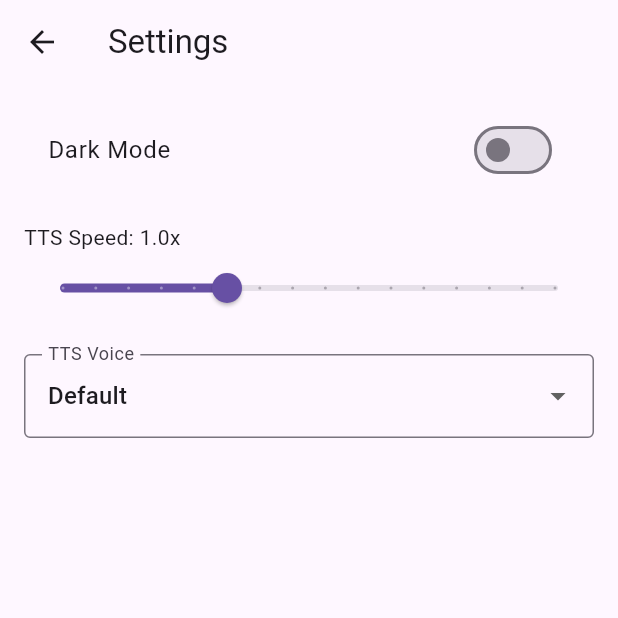
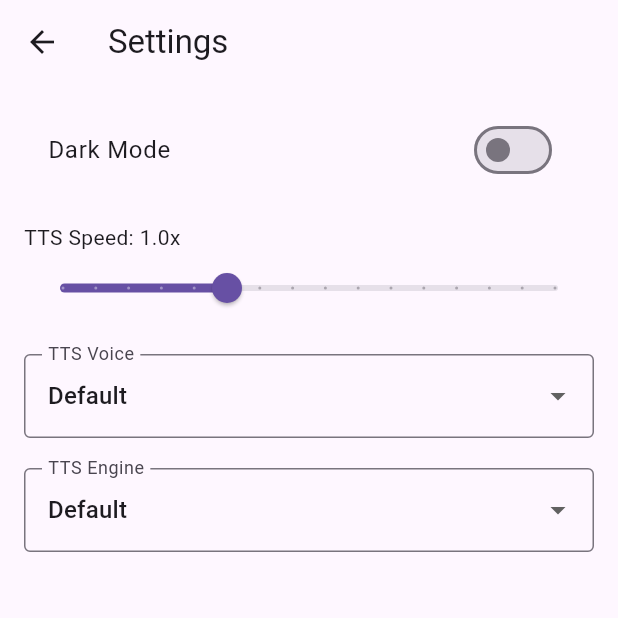
Before and after one commit to 700zx1/Squeak, a Flutter app: the screen it shows after launch, after a tap on the "settings" icon, on a phone screen of 412 x 824 dp, the top half of it. Run offline on Flutter 3.47's test engine with Material 3 defaults, Android fonts, the light colour scheme and no system bars; our stand-ins replace file_picker, flutter_tts, share_plus; missing offline and left inert: epubx, google_mlkit_text_recognition, read_pdf_text.

Commit message:
Fixed TTS engine choice dropdown.  Only 1 option for now.

```diff
--- a/lib/screens/home_screen.dart
+++ b/lib/screens/home_screen.dart
@@ -27,6 +27,7 @@ class _HomeScreenState extends State<HomeScreen> {
 
   double _ttsSpeed = 1.0;
   String _ttsVoice = 'Default';
+  String _ttsEngine = 'Default';
 
   Future<void> _pickAndParseFile() async {
     setState(() {
@@ -109,6 +110,13 @@ class _HomeScreenState extends State<HomeScreen> {
     TTSService.setVoice(value);
   }
 
+  void _onTtsEngineChanged(String value) {
+    setState(() {
+      _ttsEngine = value;
+    });
+    TTSService.setEngine(value);
+  }
+
   @override
   Widget build(BuildContext context) {
     return Scaffold(
@@ -135,9 +143,11 @@ class _HomeScreenState extends State<HomeScreen> {
                     isDarkMode: widget.isDarkMode,
                     ttsSpeed: _ttsSpeed,
                     ttsVoice: _ttsVoice,
+                    ttsEngine: _ttsEngine, // Pass the ttsEngine here
                     onThemeChanged: _onThemeChanged,
                     onTtsSpeedChanged: _onTtsSpeedChanged,
                     onTtsVoiceChanged: _onTtsVoiceChanged,
+                    onTtsEngineChanged: _onTtsEngineChanged,
                   ),
                 ),
               );
--- a/lib/screens/settings_page.dart
+++ b/lib/screens/settings_page.dart
@@ -1,4 +1,5 @@
 import 'package:flutter/material.dart';
+import '../services/tts_service.dart';
 
 class SettingsPage extends StatefulWidget {
   final Function(bool) onThemeChanged;
@@ -7,6 +8,8 @@ class SettingsPage extends StatefulWidget {
   final Function(double) onTtsSpeedChanged;
   final String ttsVoice;
   final Function(String) onTtsVoiceChanged;
+  final String ttsEngine;
+  final Function(String) onTtsEngineChanged;
 
   const SettingsPage({
     Key? key,
@@ -16,6 +19,8 @@ class SettingsPage extends StatefulWidget {
     required this.onTtsSpeedChanged,
     required this.ttsVoice,
     required this.onTtsVoiceChanged,
+    required this.ttsEngine,
+    required this.onTtsEngineChanged,
   }) : super(key: key);
 
   @override
@@ -26,8 +31,10 @@ class _SettingsPageState extends State<SettingsPage> {
   late bool _isDarkMode;
   late double _ttsSpeed;
   late String _ttsVoice;
+  late String _ttsEngine;
 
   final List<String> _voices = ['Default', 'Voice 1', 'Voice 2', 'Voice 3'];
+  List<String> _engines = ['Default']; // Placeholder for TTS engines
 
   @override
   void initState() {
@@ -35,6 +42,21 @@ class _SettingsPageState extends State<SettingsPage> {
     _isDarkMode = widget.isDarkMode;
     _ttsSpeed = widget.ttsSpeed;
     _ttsVoice = widget.ttsVoice;
+    _ttsEngine = widget.ttsEngine;
+
+    // Fetch available TTS engines
+    _fetchEngines();
+  }
+
+  Future<void> _fetchEngines() async {
+    try {
+      final engines = await TTSService.getAvailableEngines();
+      setState(() {
+        _engines = ['Default', ...engines.cast<String>()]; // Ensure 'Default' is included
+      });
+    } catch (e) {
+      print('Error fetching TTS engines: $e');
+    }
   }
 
   @override
@@ -93,6 +115,28 @@ class _SettingsPageState extends State<SettingsPage> {
               }
             },
           ),
+          const SizedBox(height: 20),
+          DropdownButtonFormField<String>(
+            decoration: const InputDecoration(
+              labelText: 'TTS Engine',
+              border: OutlineInputBorder(),
+            ),
+            value: _ttsEngine,
+            items: _engines
+                .map((engine) => DropdownMenuItem(
+                      value: engine,
+                      child: Text(engine),
+                    ))
+                .toList(),
+            onChanged: (value) {
+              if (value != null) {
+                setState(() {
+                  _ttsEngine = value;
+                });
+                widget.onTtsEngineChanged(value);
+              }
+            },
+          ),
         ],
       ),
     );
```
